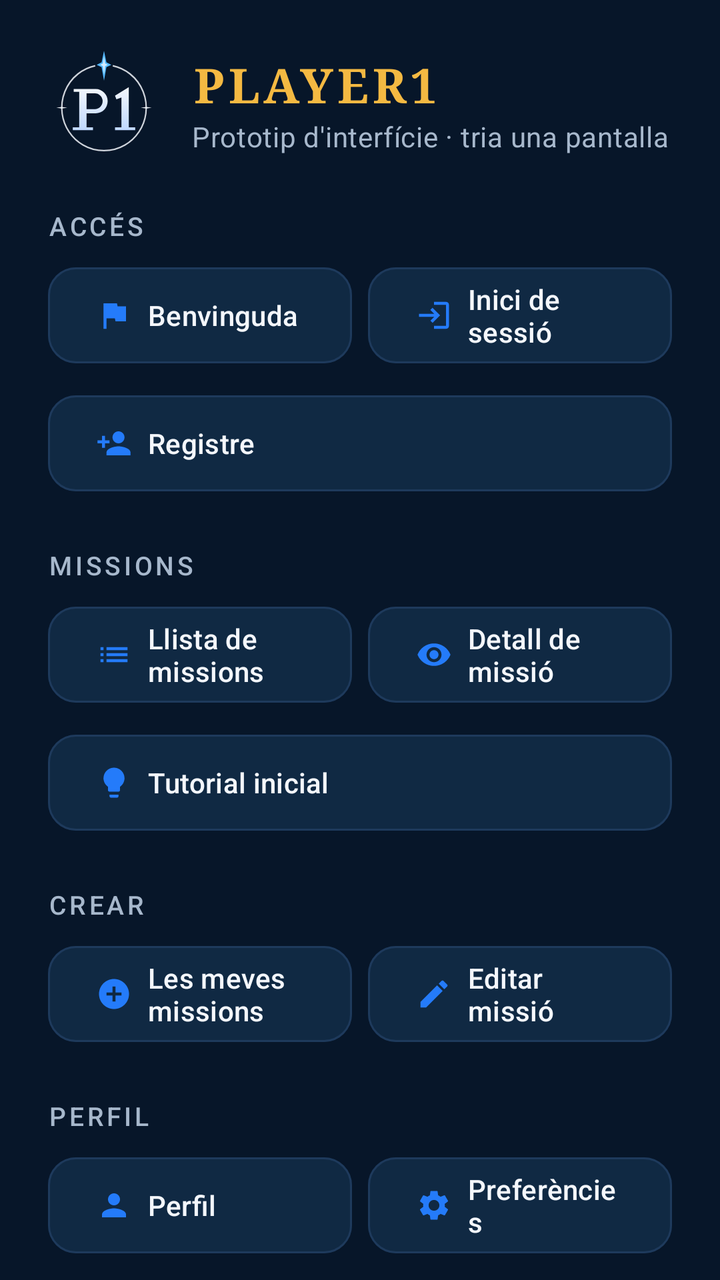
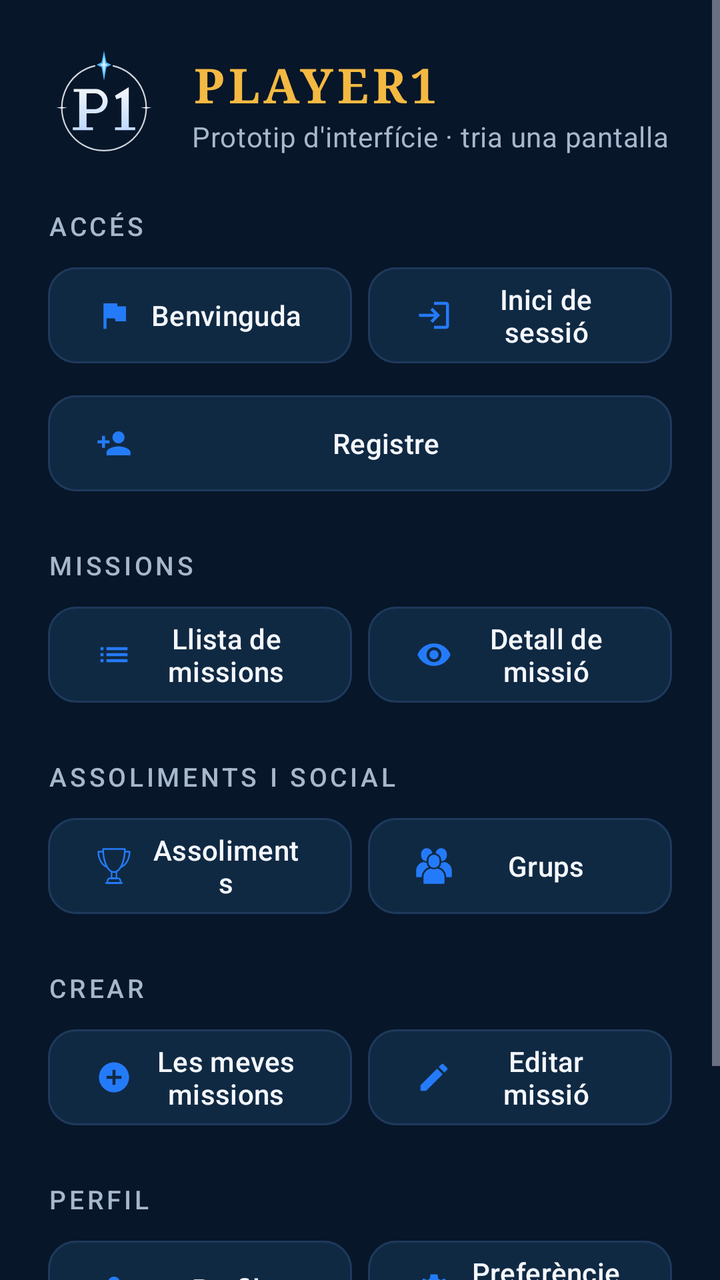

The first picture is an Android layout as it rendered before a commit; the second is the same layout after the commit. The layout source and the unified diff follow.
<!-- AndroidManifest.xml: application theme Theme.Player1 -->
<!-- res/layout/fragment_hub.xml -->
<?xml version="1.0" encoding="utf-8"?>
<androidx.core.widget.NestedScrollView xmlns:android="http://schemas.android.com/apk/res/android"
    xmlns:app="http://schemas.android.com/apk/res-auto"
    xmlns:tools="http://schemas.android.com/tools"
    android:layout_width="match_parent"
    android:layout_height="match_parent"
    tools:context=".HubFragment">

    <LinearLayout
        android:layout_width="match_parent"
        android:layout_height="wrap_content"
        android:orientation="vertical"
        android:padding="@dimen/screen_padding">

        <LinearLayout
            android:layout_width="match_parent"
            android:layout_height="wrap_content"
            android:gravity="center_vertical"
            android:orientation="horizontal">

            <ImageView
                android:layout_width="@dimen/logo_small"
                android:layout_height="@dimen/logo_small"
                android:importantForAccessibility="no"
                android:src="@drawable/ic_logo" />

            <LinearLayout
                android:layout_width="0dp"
                android:layout_height="wrap_content"
                android:layout_marginStart="@dimen/spacing_m"
                android:layout_weight="1"
                android:orientation="vertical">

                <TextView
                    android:layout_width="wrap_content"
                    android:layout_height="wrap_content"
                    android:accessibilityHeading="true"
                    tools:targetApi="28"
                    android:letterSpacing="0.08"
                    android:text="@string/nom_marca"
                    android:textAppearance="@style/TextAppearance.Player1.Headline"
                    android:textColor="@color/gold" />

                <TextView
                    android:layout_width="wrap_content"
                    android:layout_height="wrap_content"
                    android:text="@string/centre_control_subtitol"
                    android:textAppearance="@style/TextAppearance.Player1.BodySecondary" />
            </LinearLayout>
        </LinearLayout>

        <TextView
            android:layout_width="wrap_content"
            android:layout_height="wrap_content"
            android:layout_marginTop="@dimen/spacing_l"
            android:accessibilityHeading="true"
            tools:targetApi="28"
            android:text="@string/seccio_acces"
            android:textAppearance="@style/TextAppearance.Player1.SectionLabel" />

        <LinearLayout
            android:layout_width="match_parent"
            android:layout_height="wrap_content"
            android:layout_marginTop="@dimen/spacing_s"
            android:baselineAligned="false"
            android:orientation="horizontal">

            <com.google.android.material.button.MaterialButton
                android:id="@+id/btn_welcome"
                style="@style/Widget.Player1.Button.Tile"
                android:layout_width="0dp"
                android:layout_height="wrap_content"
                android:layout_weight="1"
                android:text="@string/pantalla_benvinguda"
                app:icon="@drawable/ic_flag" />

            <Space
                android:layout_width="@dimen/spacing_s"
                android:layout_height="0dp" />

            <com.google.android.material.button.MaterialButton
                android:id="@+id/btn_login"
                style="@style/Widget.Player1.Button.Tile"
                android:layout_width="0dp"
                android:layout_height="wrap_content"
                android:layout_weight="1"
                android:enabled="false"
                android:text="@string/pantalla_inici_sessio"
                app:icon="@drawable/ic_login" />
        </LinearLayout>

        <LinearLayout
            android:layout_width="match_parent"
            android:layout_height="wrap_content"
            android:layout_marginTop="@dimen/spacing_s"
            android:baselineAligned="false"
            android:orientation="horizontal">

            <com.google.android.material.button.MaterialButton
                android:id="@+id/btn_register"
                style="@style/Widget.Player1.Button.Tile"
                android:layout_width="0dp"
                android:layout_height="wrap_content"
                android:layout_weight="1"
                android:enabled="false"
                android:text="@string/pantalla_registre"
                app:icon="@drawable/ic_person_add" />
        </LinearLayout>

        <TextView
            android:layout_width="wrap_content"
            android:layout_height="wrap_content"
            android:layout_marginTop="@dimen/spacing_l"
            android:accessibilityHeading="true"
            tools:targetApi="28"
            android:text="@string/seccio_missions"
            android:textAppearance="@style/TextAppearance.Player1.SectionLabel" />

        <LinearLayout
            android:layout_width="match_parent"
            android:layout_height="wrap_content"
            android:layout_marginTop="@dimen/spacing_s"
            android:baselineAligned="false"
            android:orientation="horizontal">

            <com.google.android.material.button.MaterialButton
                android:id="@+id/btn_mission_list"
                style="@style/Widget.Player1.Button.Tile"
                android:layout_width="0dp"
                android:layout_height="wrap_content"
                android:layout_weight="1"
                android:enabled="false"
                android:text="@string/pantalla_llista_missions"
                app:icon="@drawable/ic_list" />

            <Space
                android:layout_width="@dimen/spacing_s"
                android:layout_height="0dp" />

            <com.google.android.material.button.MaterialButton
                android:id="@+id/btn_mission_detail"
                style="@style/Widget.Player1.Button.Tile"
                android:layout_width="0dp"
                android:layout_height="wrap_content"
                android:layout_weight="1"
                android:enabled="false"
                android:text="@string/pantalla_detall_missio"
                app:icon="@drawable/ic_visibility" />
        </LinearLayout>

        <LinearLayout
            android:layout_width="match_parent"
            android:layout_height="wrap_content"
            android:layout_marginTop="@dimen/spacing_s"
            android:baselineAligned="false"
            android:orientation="horizontal">

            <com.google.android.material.button.MaterialButton
                android:id="@+id/btn_tutorial"
                style="@style/Widget.Player1.Button.Tile"
                android:layout_width="0dp"
                android:layout_height="wrap_content"
                android:layout_weight="1"
                android:enabled="false"
                android:text="@string/pantalla_tutorial"
                app:icon="@drawable/ic_lightbulb" />
        </LinearLayout>

        <TextView
            android:layout_width="wrap_content"
            android:layout_height="wrap_content"
            android:layout_marginTop="@dimen/spacing_l"
            android:accessibilityHeading="true"
            tools:targetApi="28"
            android:text="@string/seccio_creacio"
            android:textAppearance="@style/TextAppearance.Player1.SectionLabel" />

        <LinearLayout
            android:layout_width="match_parent"
            android:layout_height="wrap_content"
            android:layout_marginTop="@dimen/spacing_s"
            android:baselineAligned="false"
            android:orientation="horizontal">

            <com.google.android.material.button.MaterialButton
                android:id="@+id/btn_my_missions"
                style="@style/Widget.Player1.Button.Tile"
                android:layout_width="0dp"
                android:layout_height="wrap_content"
                android:layout_weight="1"
                android:enabled="false"
                android:text="@string/pantalla_meves_missions"
                app:icon="@drawable/ic_add_circle" />

            <Space
                android:layout_width="@dimen/spacing_s"
                android:layout_height="0dp" />

            <com.google.android.material.button.MaterialButton
                android:id="@+id/btn_edit_mission"
                style="@style/Widget.Player1.Button.Tile"
                android:layout_width="0dp"
                android:layout_height="wrap_content"
                android:layout_weight="1"
                android:enabled="false"
                android:text="@string/pantalla_editar_missio"
                app:icon="@drawable/ic_edit" />
        </LinearLayout>

        <TextView
            android:layout_width="wrap_content"
            android:layout_height="wrap_content"
            android:layout_marginTop="@dimen/spacing_l"
            android:accessibilityHeading="true"
            tools:targetApi="28"
            android:text="@string/seccio_perfil"
            android:textAppearance="@style/TextAppearance.Player1.SectionLabel" />

        <LinearLayout
            android:layout_width="match_parent"
            android:layout_height="wrap_content"
            android:layout_marginTop="@dimen/spacing_s"
            android:baselineAligned="false"
            android:orientation="horizontal">

            <com.google.android.material.button.MaterialButton
                android:id="@+id/btn_profile"
                style="@style/Widget.Player1.Button.Tile"
                android:layout_width="0dp"
                android:layout_height="wrap_content"
                android:layout_weight="1"
                android:enabled="false"
                android:text="@string/pantalla_perfil"
                app:icon="@drawable/ic_person" />

            <Space
                android:layout_width="@dimen/spacing_s"
                android:layout_height="0dp" />

            <com.google.android.material.button.MaterialButton
                android:id="@+id/btn_settings"
                style="@style/Widget.Player1.Button.Tile"
                android:layout_width="0dp"
                android:layout_height="wrap_content"
                android:layout_weight="1"
                android:enabled="false"
                android:text="@string/pantalla_preferencies"
                app:icon="@drawable/ic_settings" />
        </LinearLayout>

        <LinearLayout
            android:layout_width="match_parent"
            android:layout_height="wrap_content"
            android:layout_marginTop="@dimen/spacing_s"
            android:baselineAligned="false"
            android:orientation="horizontal">

            <com.google.android.material.button.MaterialButton
                android:id="@+id/btn_help"
                style="@style/Widget.Player1.Button.Tile"
                android:layout_width="0dp"
                android:layout_height="wrap_content"
                android:layout_weight="1"
                android:enabled="false"
                android:text="@string/pantalla_ajuda"
                app:icon="@drawable/ic_help" />
        </LinearLayout>
    </LinearLayout>
</androidx.core.widget.NestedScrollView>
<!-- resources referenced by this layout -->
<resources>
  <color name="gold">#FFF4B942</color>
  <dimen name="logo_small">56dp</dimen>
  <dimen name="screen_padding">24dp</dimen>
  <dimen name="spacing_l">24dp</dimen>
  <dimen name="spacing_m">16dp</dimen>
  <dimen name="spacing_s">8dp</dimen>
  <!-- drawable ic_lightbulb (drawable) -->
  <?xml version="1.0" encoding="utf-8"?>
  <vector xmlns:android="http://schemas.android.com/apk/res/android"
      android:width="24dp"
      android:height="24dp"
      android:autoMirrored="false"
      android:tint="?attr/colorControlNormal"
      android:viewportWidth="24"
      android:viewportHeight="24">
      <path
          android:fillColor="@android:color/white"
          android:pathData="M9,21c0,0.55 0.45,1 1,1h4c0.55,0 1,-0.45 1,-1v-1H9v1zM12,2C8.14,2 5,5.14 5,9c0,2.38 1.19,4.47 3,5.74V17c0,0.55 0.45,1 1,1h6c0.55,0 1,-0.45 1,-1v-2.26c1.81,-1.27 3,-3.36 3,-5.74 0,-3.86 -3.14,-7 -7,-7z" />
  </vector>
  <string name="centre_control_subtitol">Prototip d\'interfície · tria una pantalla</string>
  <string name="nom_marca" tools:ignore="Typos">PLAYER1</string>
  <string name="pantalla_ajuda">Ajuda</string>
  <string name="pantalla_benvinguda">Benvinguda</string>
  <string name="pantalla_detall_missio">Detall de missió</string>
  <string name="pantalla_editar_missio">Editar missió</string>
  <string name="pantalla_inici_sessio">Inici de sessió</string>
  <string name="pantalla_llista_missions">Llista de missions</string>
  <string name="pantalla_meves_missions">Les meves missions</string>
  <string name="pantalla_perfil">Perfil</string>
  <string name="pantalla_preferencies">Preferències</string>
  <string name="pantalla_registre">Registre</string>
  <string name="pantalla_tutorial">Tutorial inicial</string>
  <string name="seccio_acces">Accés</string>
  <string name="seccio_creacio">Crear</string>
  <string name="seccio_missions">Missions</string>
  <string name="seccio_perfil">Perfil</string>
  <style name="TextAppearance.Player1.BodySecondary" parent="TextAppearance.Material3.BodyMedium">
          <item name="android:textSize">14sp</item>
          <item name="android:textColor">@color/grey_blue</item>
      </style>
  <style name="TextAppearance.Player1.Headline" parent="TextAppearance.Material3.HeadlineSmall">
          <item name="android:fontFamily">serif</item>
          <item name="fontFamily">serif</item>
          <item name="android:textStyle">bold</item>
          <item name="android:textSize">24sp</item>
          <item name="android:textColor">@color/ice_white</item>
      </style>
  <style name="TextAppearance.Player1.SectionLabel" parent="TextAppearance.Material3.LabelLarge">
          <item name="android:textSize">13sp</item>
          <item name="android:textAllCaps">true</item>
          <item name="android:letterSpacing">0.12</item>
          <item name="android:textColor">@color/grey_blue</item>
      </style>
  <style name="Widget.Player1.Button.Tile" parent="Widget.Material3.Button.TonalButton">
          <item name="backgroundTint">@color/slate_blue</item>
          <item name="android:textColor">@color/ice_white</item>
          <item name="iconTint">@color/electric_blue</item>
          <item name="iconPadding">@dimen/spacing_s</item>
          <item name="android:gravity">start|center_vertical</item>
          <item name="android:textAlignment">viewStart</item>
          <item name="android:minHeight">@dimen/button_height</item>
          <item name="cornerRadius">@dimen/corner_button</item>
          <item name="strokeColor">@color/slate_blue_stroke</item>
          <item name="strokeWidth">1dp</item>
      </style>
  <color name="ice_white">#FFF4F7FC</color>
  <color name="status_in_progress">#FF55B9FF</color>
  <color name="grey_blue">#FFA7B8CC</color>
  <color name="slate_blue">#FF102943</color>
  <color name="electric_blue">#FF247BFA</color>
  <dimen name="button_height">56dp</dimen>
  <dimen name="corner_button">14dp</dimen>
  <color name="slate_blue_stroke">#FF1E3A5C</color>
  <color name="night_blue">#FF071629</color>
  <!-- unchanged entries left out for length: 12 -->
</resources>

<!-- the commit's change to res/layout/fragment_hub.xml (unified diff, before → after) -->
@@ -4,13 +4,19 @@
     xmlns:tools="http://schemas.android.com/tools"
     android:layout_width="match_parent"
     android:layout_height="match_parent"
+    android:clipToPadding="false"
+    android:fillViewport="true"
+    android:scrollbars="vertical"
     tools:context=".HubFragment">
 
     <LinearLayout
         android:layout_width="match_parent"
         android:layout_height="wrap_content"
         android:orientation="vertical"
-        android:padding="@dimen/screen_padding">
+        android:paddingStart="@dimen/screen_padding"
+        android:paddingTop="@dimen/screen_padding"
+        android:paddingEnd="@dimen/screen_padding"
+        android:paddingBottom="32dp">
 
         <LinearLayout
             android:layout_width="match_parent"
@@ -32,17 +38,17 @@
                 android:orientation="vertical">
 
                 <TextView
-                    android:layout_width="wrap_content"
+                    android:layout_width="match_parent"
                     android:layout_height="wrap_content"
                     android:accessibilityHeading="true"
-                    tools:targetApi="28"
                     android:letterSpacing="0.08"
                     android:text="@string/nom_marca"
                     android:textAppearance="@style/TextAppearance.Player1.Headline"
-                    android:textColor="@color/gold" />
+                    android:textColor="@color/gold"
+                    tools:targetApi="28" />
 
                 <TextView
-                    android:layout_width="wrap_content"
+                    android:layout_width="match_parent"
                     android:layout_height="wrap_content"
                     android:text="@string/centre_control_subtitol"
                     android:textAppearance="@style/TextAppearance.Player1.BodySecondary" />
@@ -50,13 +56,14 @@
         </LinearLayout>
 
         <TextView
-            android:layout_width="wrap_content"
-            android:layout_height="wrap_content"
-            android:layout_marginTop="@dimen/spacing_l"
-            android:accessibilityHeading="true"
-            tools:targetApi="28"
+            android:layout_width="match_parent"
+            android:layout_height="wrap_content"
+            android:layout_marginTop="@dimen/spacing_l"
+            android:accessibilityHeading="true"
+            android:ellipsize="end"
             android:text="@string/seccio_acces"
-            android:textAppearance="@style/TextAppearance.Player1.SectionLabel" />
+            android:textAppearance="@style/TextAppearance.Player1.SectionLabel"
+            tools:targetApi="28" />
 
         <LinearLayout
             android:layout_width="match_parent"
@@ -71,11 +78,16 @@
                 android:layout_width="0dp"
                 android:layout_height="wrap_content"
                 android:layout_weight="1"
+                android:minWidth="0dp"
+                android:maxWidth="320dp"
+                android:gravity="center"
+                android:singleLine="false"
+                android:ellipsize="none"
                 android:text="@string/pantalla_benvinguda"
                 app:icon="@drawable/ic_flag" />
 
             <Space
-                android:layout_width="@dimen/spacing_s"
+                android:layout_width="8dp"
                 android:layout_height="0dp" />
 
             <com.google.android.material.button.MaterialButton
@@ -84,6 +96,11 @@
                 android:layout_width="0dp"
                 android:layout_height="wrap_content"
                 android:layout_weight="1"
+                android:minWidth="0dp"
+                android:maxWidth="320dp"
+                android:gravity="center"
+                android:singleLine="false"
+                android:ellipsize="none"
                 android:enabled="false"
                 android:text="@string/pantalla_inici_sessio"
                 app:icon="@drawable/ic_login" />
@@ -102,19 +119,25 @@
                 android:layout_width="0dp"
                 android:layout_height="wrap_content"
                 android:layout_weight="1"
+                android:minWidth="0dp"
+                android:maxWidth="320dp"
+                android:gravity="center"
+                android:singleLine="false"
+                android:ellipsize="none"
                 android:enabled="false"
                 android:text="@string/pantalla_registre"
                 app:icon="@drawable/ic_person_add" />
         </LinearLayout>
 
         <TextView
-            android:layout_width="wrap_content"
-            android:layout_height="wrap_content"
-            android:layout_marginTop="@dimen/spacing_l"
-            android:accessibilityHeading="true"
-            tools:targetApi="28"
+            android:layout_width="match_parent"
+            android:layout_height="wrap_content"
+            android:layout_marginTop="@dimen/spacing_l"
+            android:accessibilityHeading="true"
+            android:ellipsize="end"
             android:text="@string/seccio_missions"
-            android:textAppearance="@style/TextAppearance.Player1.SectionLabel" />
+            android:textAppearance="@style/TextAppearance.Player1.SectionLabel"
+            tools:targetApi="28" />
 
         <LinearLayout
             android:layout_width="match_parent"
@@ -129,12 +152,17 @@
                 android:layout_width="0dp"
                 android:layout_height="wrap_content"
                 android:layout_weight="1"
+                android:minWidth="0dp"
+                android:maxWidth="320dp"
+                android:gravity="center"
+                android:singleLine="false"
+                android:ellipsize="none"
                 android:enabled="false"
                 android:text="@string/pantalla_llista_missions"
                 app:icon="@drawable/ic_list" />
 
             <Space
-                android:layout_width="@dimen/spacing_s"
+                android:layout_width="8dp"
                 android:layout_height="0dp" />
 
             <com.google.android.material.button.MaterialButton
@@ -143,37 +171,75 @@
                 android:layout_width="0dp"
                 android:layout_height="wrap_content"
                 android:layout_weight="1"
+                android:minWidth="0dp"
+                android:maxWidth="320dp"
+                android:gravity="center"
+                android:singleLine="false"
+                android:ellipsize="none"
                 android:enabled="false"
                 android:text="@string/pantalla_detall_missio"
                 app:icon="@drawable/ic_visibility" />
         </LinearLayout>
 
-        <LinearLayout
-            android:layout_width="match_parent"
-            android:layout_height="wrap_content"
-            android:layout_marginTop="@dimen/spacing_s"
-            android:baselineAligned="false"
-            android:orientation="horizontal">
-
-            <com.google.android.material.button.MaterialButton
-                android:id="@+id/btn_tutorial"
-                style="@style/Widget.Player1.Button.Tile"
-                android:layout_width="0dp"
-                android:layout_height="wrap_content"
-                android:layout_weight="1"
-                android:enabled="false"
-                android:text="@string/pantalla_tutorial"
-                app:icon="@drawable/ic_lightbulb" />
-        </LinearLayout>
-
-        <TextView
-            android:layout_width="wrap_content"
-            android:layout_height="wrap_content"
-            android:layout_marginTop="@dimen/spacing_l"
-            android:accessibilityHeading="true"
-            tools:targetApi="28"
+        <TextView
+            android:layout_width="match_parent"
+            android:layout_height="wrap_content"
+            android:layout_marginTop="@dimen/spacing_l"
+            android:accessibilityHeading="true"
+            android:ellipsize="end"
+            android:text="@string/seccio_assoliments_social"
+            android:textAppearance="@style/TextAppearance.Player1.SectionLabel"
+            tools:targetApi="28" />
+
+        <LinearLayout
+            android:layout_width="match_parent"
+            android:layout_height="wrap_content"
+            android:layout_marginTop="@dimen/spacing_s"
+            android:baselineAligned="false"
+            android:orientation="horizontal">
+
+            <com.google.android.material.button.MaterialButton
+                android:id="@+id/btn_achievements"
+                style="@style/Widget.Player1.Button.Tile"
+                android:layout_width="0dp"
+                android:layout_height="wrap_content"
+                android:layout_weight="1"
+                android:minWidth="0dp"
+                android:maxWidth="320dp"
+                android:gravity="center"
+                android:singleLine="false"
+                android:ellipsize="none"
+                android:text="@string/pantalla_assoliments"
+                app:icon="@drawable/ic_cup" />
+
+            <Space
+                android:layout_width="8dp"
+                android:layout_height="0dp" />
+
+            <com.google.android.material.button.MaterialButton
+                android:id="@+id/btn_groups"
+                style="@style/Widget.Player1.Button.Tile"
+                android:layout_width="0dp"
+                android:layout_height="wrap_content"
+                android:layout_weight="1"
+                android:minWidth="0dp"
+                android:maxWidth="320dp"
+                android:gravity="center"
+                android:singleLine="false"
+                android:ellipsize="none"
+                android:text="@string/pantalla_grups"
+                app:icon="@drawable/ic_groups" />
+        </LinearLayout>
+
+        <TextView
+            android:layout_width="match_parent"
+            android:layout_height="wrap_content"
+            android:layout_marginTop="@dimen/spacing_l"
+            android:accessibilityHeading="true"
+            android:ellipsize="end"
             android:text="@string/seccio_creacio"
-            android:textAppearance="@style/TextAppearance.Player1.SectionLabel" />
+            android:textAppearance="@style/TextAppearance.Player1.SectionLabel"
+            tools:targetApi="28" />
 
         <LinearLayout
             android:layout_width="match_parent"
@@ -188,12 +254,17 @@
                 android:layout_width="0dp"
                 android:layout_height="wrap_content"
                 android:layout_weight="1"
+                android:minWidth="0dp"
+                android:maxWidth="320dp"
+                android:gravity="center"
+                android:singleLine="false"
+                android:ellipsize="none"
                 android:enabled="false"
                 android:text="@string/pantalla_meves_missions"
                 app:icon="@drawable/ic_add_circle" />
 
             <Space
-                android:layout_width="@dimen/spacing_s"
+                android:layout_width="8dp"
                 android:layout_height="0dp" />
 
             <com.google.android.material.button.MaterialButton
@@ -202,19 +273,25 @@
                 android:layout_width="0dp"
                 android:layout_height="wrap_content"
                 android:layout_weight="1"
+                android:minWidth="0dp"
+                android:maxWidth="320dp"
+                android:gravity="center"
+                android:singleLine="false"
+                android:ellipsize="none"
                 android:enabled="false"
                 android:text="@string/pantalla_editar_missio"
                 app:icon="@drawable/ic_edit" />
         </LinearLayout>
 
         <TextView
-            android:layout_width="wrap_content"
-            android:layout_height="wrap_content"
-            android:layout_marginTop="@dimen/spacing_l"
-            android:accessibilityHeading="true"
-            tools:targetApi="28"
+            android:layout_width="match_parent"
+            android:layout_height="wrap_content"
+            android:layout_marginTop="@dimen/spacing_l"
+            android:accessibilityHeading="true"
+            android:ellipsize="end"
             android:text="@string/seccio_perfil"
-            android:textAppearance="@style/TextAppearance.Player1.SectionLabel" />
+            android:textAppearance="@style/TextAppearance.Player1.SectionLabel"
+            tools:targetApi="28" />
 
         <LinearLayout
             android:layout_width="match_parent"
@@ -229,12 +306,17 @@
                 android:layout_width="0dp"
                 android:layout_height="wrap_content"
                 android:layout_weight="1"
+                android:minWidth="0dp"
+                android:maxWidth="320dp"
+                android:gravity="center"
+                android:singleLine="false"
+                android:ellipsize="none"
                 android:enabled="false"
                 android:text="@string/pantalla_perfil"
                 app:icon="@drawable/ic_person" />
 
             <Space
-                android:layout_width="@dimen/spacing_s"
+                android:layout_width="8dp"
                 android:layout_height="0dp" />
 
             <com.google.android.material.button.MaterialButton
@@ -243,6 +325,11 @@
                 android:layout_width="0dp"
                 android:layout_height="wrap_content"
                 android:layout_weight="1"
+                android:minWidth="0dp"
+                android:maxWidth="320dp"
+                android:gravity="center"
+                android:singleLine="false"
+                android:ellipsize="none"
                 android:enabled="false"
                 android:text="@string/pantalla_preferencies"
                 app:icon="@drawable/ic_settings" />
@@ -261,9 +348,15 @@
                 android:layout_width="0dp"
                 android:layout_height="wrap_content"
                 android:layout_weight="1"
+                android:minWidth="0dp"
+                android:maxWidth="320dp"
+                android:gravity="center"
+                android:singleLine="false"
+                android:ellipsize="none"
                 android:enabled="false"
                 android:text="@string/pantalla_ajuda"
                 app:icon="@drawable/ic_help" />
         </LinearLayout>
+
     </LinearLayout>
 </androidx.core.widget.NestedScrollView>
<!-- resource entries referenced after the edit -->
@@ -6,33 +6,24 @@
   <dimen name="spacing_l">24dp</dimen>
   <dimen name="spacing_m">16dp</dimen>
   <dimen name="spacing_s">8dp</dimen>
-  <!-- drawable ic_lightbulb (drawable) -->
-  <?xml version="1.0" encoding="utf-8"?>
-  <vector xmlns:android="http://schemas.android.com/apk/res/android"
-      android:width="24dp"
-      android:height="24dp"
-      android:autoMirrored="false"
-      android:tint="?attr/colorControlNormal"
-      android:viewportWidth="24"
-      android:viewportHeight="24">
-      <path
-          android:fillColor="@android:color/white"
-          android:pathData="M9,21c0,0.55 0.45,1 1,1h4c0.55,0 1,-0.45 1,-1v-1H9v1zM12,2C8.14,2 5,5.14 5,9c0,2.38 1.19,4.47 3,5.74V17c0,0.55 0.45,1 1,1h6c0.55,0 1,-0.45 1,-1v-2.26c1.81,-1.27 3,-3.36 3,-5.74 0,-3.86 -3.14,-7 -7,-7z" />
-  </vector>
+  <!-- drawable ic_cup: vector/xml drawable (drawable, 3195 chars, omitted) -->
+  <!-- drawable ic_groups: vector/xml drawable (drawable, 2919 chars, omitted) -->
   <string name="centre_control_subtitol">Prototip d\'interfície · tria una pantalla</string>
   <string name="nom_marca" tools:ignore="Typos">PLAYER1</string>
   <string name="pantalla_ajuda">Ajuda</string>
+  <string name="pantalla_assoliments">Assoliments</string>
   <string name="pantalla_benvinguda">Benvinguda</string>
   <string name="pantalla_detall_missio">Detall de missió</string>
   <string name="pantalla_editar_missio">Editar missió</string>
+  <string name="pantalla_grups">Grups</string>
   <string name="pantalla_inici_sessio">Inici de sessió</string>
   <string name="pantalla_llista_missions">Llista de missions</string>
   <string name="pantalla_meves_missions">Les meves missions</string>
   <string name="pantalla_perfil">Perfil</string>
   <string name="pantalla_preferencies">Preferències</string>
   <string name="pantalla_registre">Registre</string>
-  <string name="pantalla_tutorial">Tutorial inicial</string>
   <string name="seccio_acces">Accés</string>
+  <string name="seccio_assoliments_social">Assoliments i social</string>
   <string name="seccio_creacio">Crear</string>
   <string name="seccio_missions">Missions</string>
   <string name="seccio_perfil">Perfil</string>
@@ -58,9 +49,10 @@
           <item name="android:textColor">@color/ice_white</item>
           <item name="iconTint">@color/electric_blue</item>
           <item name="iconPadding">@dimen/spacing_s</item>
-          <item name="android:gravity">start|center_vertical</item>
-          <item name="android:textAlignment">viewStart</item>
+          <item name="android:gravity">center</item>
+          <item name="android:textAlignment">center</item>
           <item name="android:minHeight">@dimen/button_height</item>
+          <item name="android:minWidth">0dp</item>
           <item name="cornerRadius">@dimen/corner_button</item>
           <item name="strokeColor">@color/slate_blue_stroke</item>
           <item name="strokeWidth">1dp</item>
